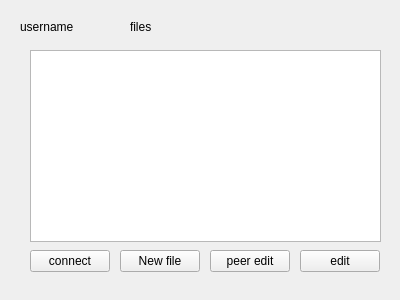
Qt form client/userpanel.ui (cristid9/SocketPad) before a commit.
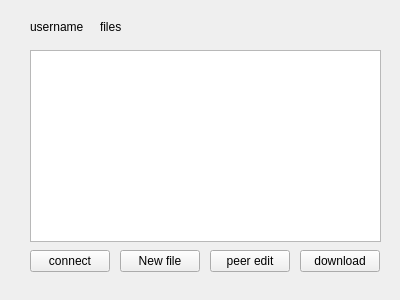
The same form after that commit.

The edit to the form file:
```diff
--- a/client/userpanel.ui
+++ b/client/userpanel.ui
@@ -33,7 +33,7 @@
     </rect>
    </property>
    <property name="text">
-    <string>edit</string>
+    <string>download</string>
    </property>
   </widget>
   <widget class="QPushButton" name="pushButton_2">
@@ -52,7 +52,7 @@
   <widget class="QLabel" name="label">
    <property name="geometry">
     <rect>
-     <x>20</x>
+     <x>30</x>
      <y>20</y>
      <width>59</width>
      <height>14</height>
@@ -65,7 +65,7 @@
   <widget class="QLabel" name="label_2">
    <property name="geometry">
     <rect>
-     <x>130</x>
+     <x>100</x>
      <y>20</y>
      <width>59</width>
      <height>14</height>
```
